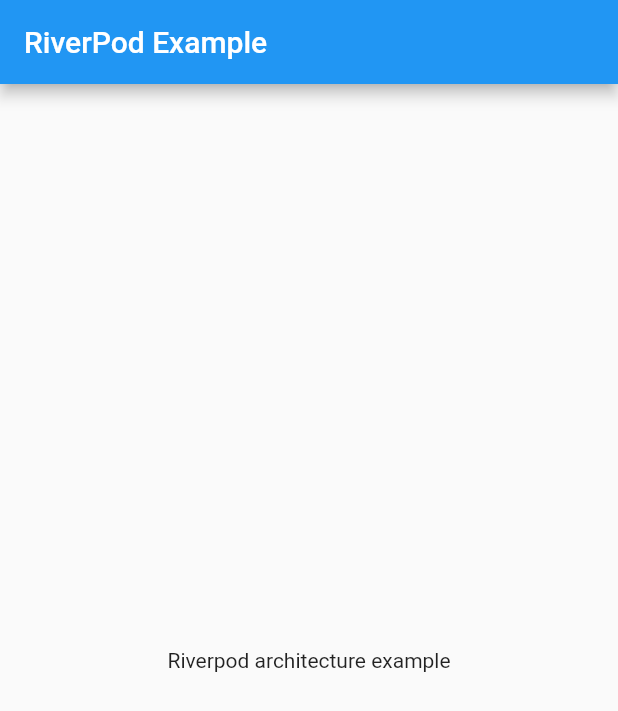
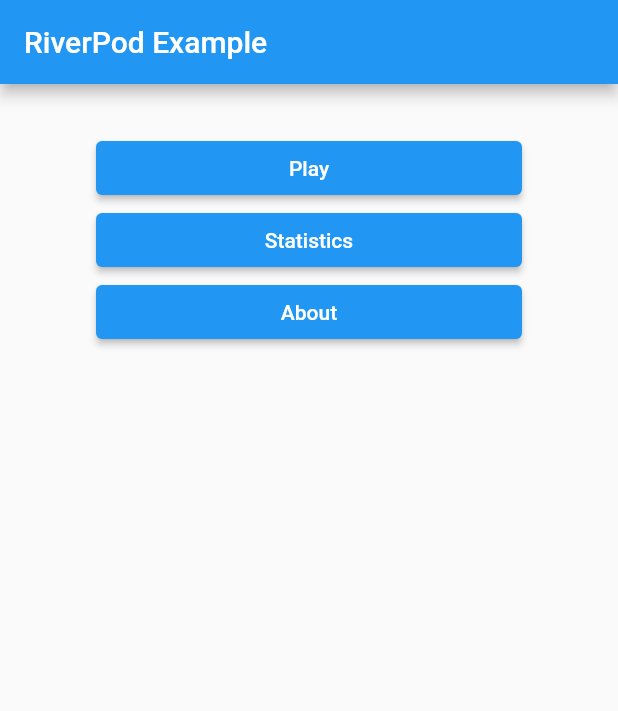
Before and after one commit to ddikman/headortails, a Flutter app: the screen it shows after launch, on a phone screen of 412 x 824 dp. Shown: the top 711 px of the screen. Run offline on Flutter 3.47's test engine with Material 2 defaults, Android fonts, the phone set to English and light mode, and no system bars.

Commit message:
Added the navigation

```diff
--- a/lib/features/home/presentation/home_screen.dart
+++ b/lib/features/home/presentation/home_screen.dart
@@ -1,4 +1,6 @@
 import 'package:flutter/material.dart';
+import 'package:headortails/features/home/presentation/home_screen_button.dart';
+import 'package:headortails/routing/app_routes.dart';
 
 class HomeScreen extends StatelessWidget {
   const HomeScreen({Key? key}) : super(key: key);
@@ -7,7 +9,18 @@
   Widget build(BuildContext context) {
     return Scaffold(
       appBar: AppBar(title: const Text('RiverPod Example')),
-      body: const Center(child: Text('Riverpod architecture example')),
+      body: Padding(
+        padding: const EdgeInsets.symmetric(vertical: 32.0, horizontal: 64.0),
+        child: Column(
+          mainAxisAlignment: MainAxisAlignment.start,
+          crossAxisAlignment: CrossAxisAlignment.stretch,
+          children: const [
+            HomeScreenButton(route: AppRoutes.game, title: 'Play'),
+            HomeScreenButton(route: AppRoutes.statistics, title: 'Statistics'),
+            HomeScreenButton(route: AppRoutes.about, title: 'About')
+          ],
+        ),
+      ),
     );
   }
 }
--- /dev/null
+++ b/lib/features/home/presentation/home_screen_button.dart
@@ -0,0 +1,16 @@
+import 'package:flutter/material.dart';
+
+class HomeScreenButton extends StatelessWidget {
+  final String route;
+  final String title;
+
+  const HomeScreenButton({Key? key, required this.route, required this.title})
+      : super(key: key);
+
+  @override
+  Widget build(BuildContext context) {
+    return ElevatedButton(
+        onPressed: () => Navigator.of(context).pushNamed(route),
+        child: Text(title));
+  }
+}
--- a/lib/routing/app_router.dart
+++ b/lib/routing/app_router.dart
@@ -16,6 +16,8 @@
   Route? onGenerateRoute(RouteSettings settings) {
     final builder = builders[settings.name];
     if (builder == null) return null;
-    return MaterialPageRoute(builder: (ctx) => builder(ctx, settings.arguments));
+    return MaterialPageRoute(
+      builder: (ctx) => builder(ctx, settings.arguments)
+    );
   }
 }
```
